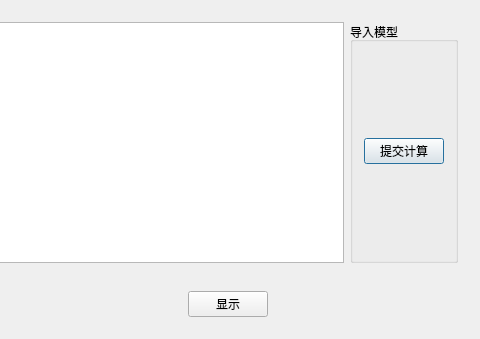
The window that TW/UI_Calculate.ui (Shixuku/Tower-Visual) describes before a commit, drawn with Qt 5; both pictures show x 300 to 780 and y 0 to 339 of the 780 by 339 pixel window.
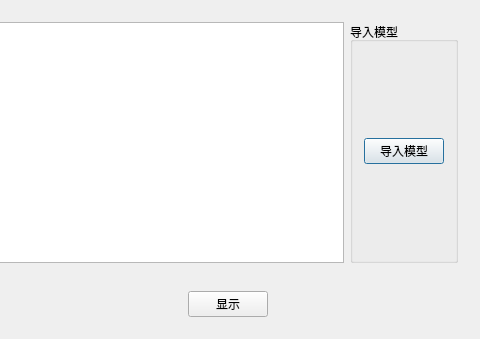
The same window after the commit.

Commit message: 1.主要修改了计算界面不能直接点击计算的原因2.删掉了之前鲁佳帛算冰的一些函数3.将一些界面的英文名称换成了中文4.增加了约束界面取消按钮的函数相应5.生成模型的时候就及时显示

The edit to the form file:
```diff
--- a/TW/UI_Calculate.ui
+++ b/TW/UI_Calculate.ui
@@ -29,7 +29,7 @@
          <item>
           <widget class="QPushButton" name="btn_import">
            <property name="text">
-            <string>提交计算</string>
+            <string>导入模型</string>
            </property>
           </widget>
          </item>
```
The commit also changes 18 other files.
